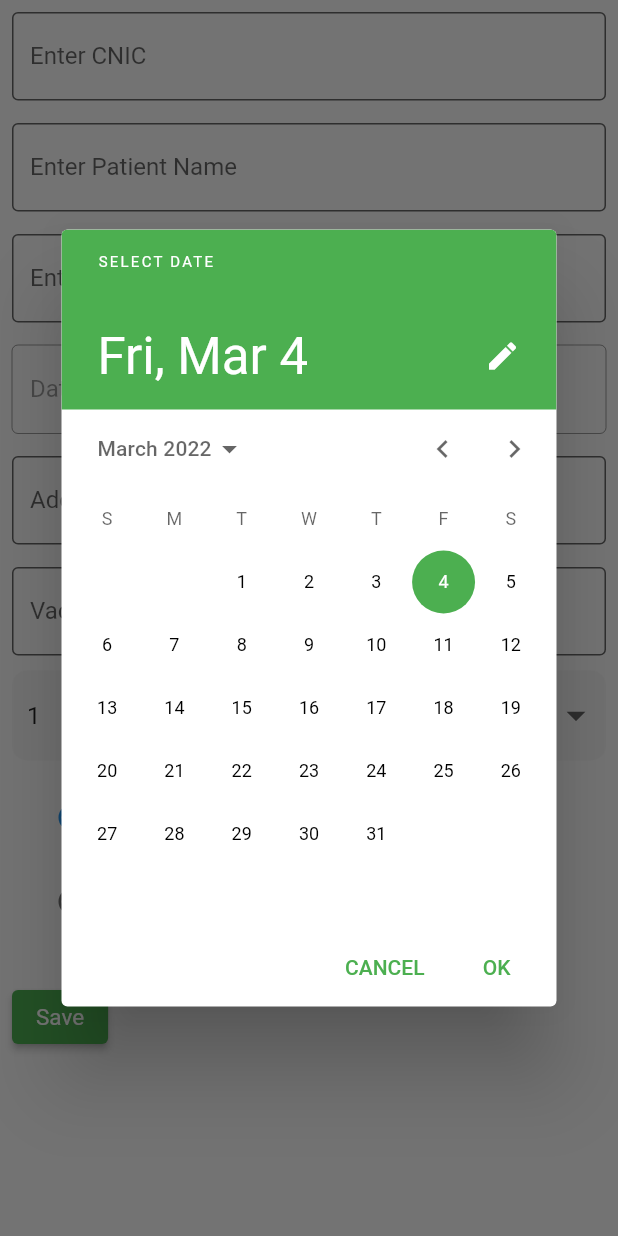
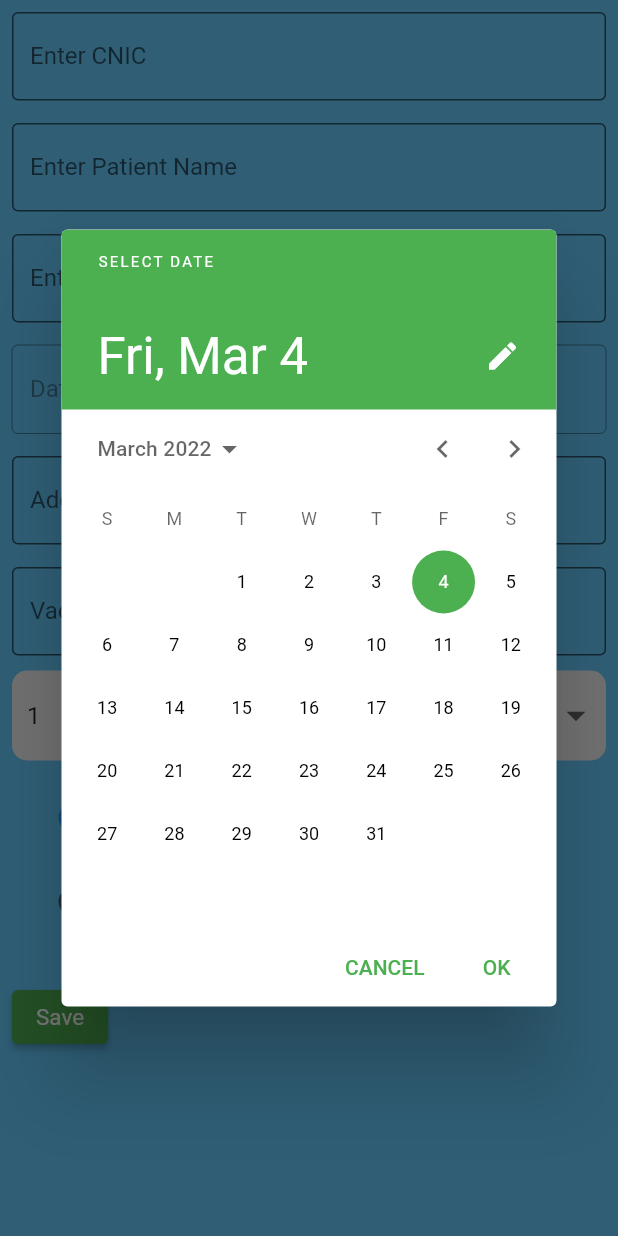
Before and after one commit to zakiaRezay/registrar, a Flutter app: the screen it shows after launch, after a tap on "Date of Birth", on a phone screen of 412 x 824 dp. Run offline on Flutter 3.47's test engine with Material 2 defaults, Android fonts, the phone set to English and light mode, and no system bars; our stand-ins replace firebase_core; accounts and stored records are empty; Roboto replaces fonts that are missing (Source Sans Pro).

Commit message:
add colors

```diff
--- /dev/null
+++ b/lib/constants/app_colors.dart
@@ -0,0 +1,8 @@
+import 'dart:ui';
+
+class AppColors{
+  AppColors._();
+  static Color primaryColor = const Color(0xff1ab2ff);
+  static Color primaryColorLight = const Color(0xff66ccff);
+  static Color primaryColorDark = const Color(0xff0088cc);
+}
--- a/lib/main.dart
+++ b/lib/main.dart
@@ -3,9 +3,9 @@ import 'package:flutter/material.dart';
 import 'package:registrar/screens/register_screen.dart';
 
 
-Future<void> main() async{
-  WidgetsFlutterBinding.ensureInitialized();
-  await Firebase.initializeApp();
+main() {
+  // WidgetsFlutterBinding.ensureInitialized();
+  // await Firebase.initializeApp();
   runApp(const MyApp());
 }
 
--- a/lib/screens/register_screen.dart
+++ b/lib/screens/register_screen.dart
@@ -1,4 +1,5 @@
 import 'package:flutter/material.dart';
+import 'package:registrar/constants/app_colors.dart';
 import 'package:registrar/widgets/tcustom_text.dart';
 import 'package:registrar/widgets/text_field.dart';
 
@@ -51,6 +52,7 @@ class _RegistrarFormState extends State<RegistrarForm> {
   @override
   Widget build(BuildContext context) {
     return Scaffold(
+      backgroundColor: AppColors.primaryColorLight,
         body: Padding(
           padding: const EdgeInsets.all(8.0),
           child: Column(
```
